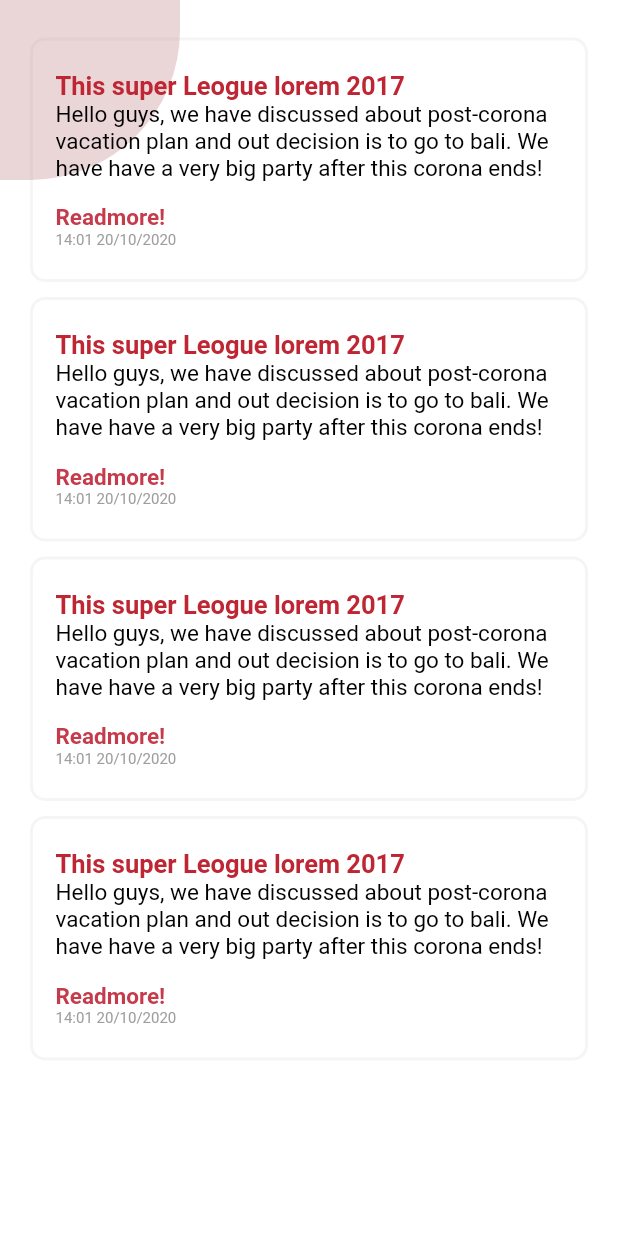
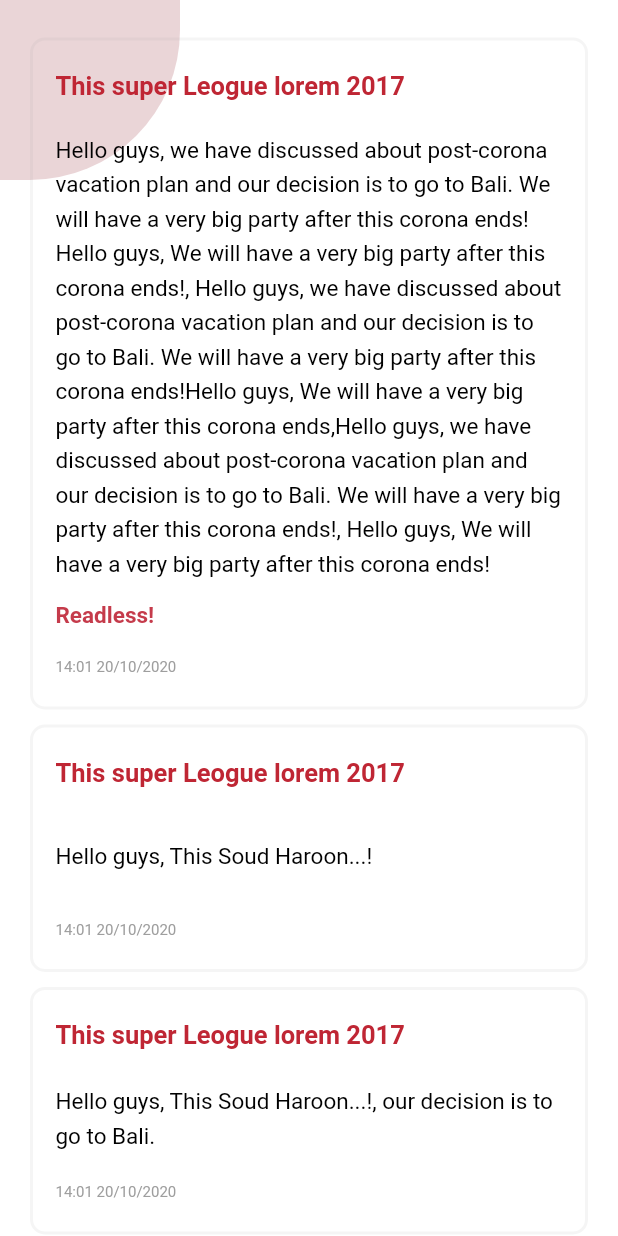
Before and after one commit to alche2014/hr_employee_flutter, a Flutter app: the MainAnnouncement screen opened directly, scrolled down 56 dp, after a tap on "Readmore!", on a phone screen of 412 x 824 dp. Run offline on Flutter 3.47's test engine with Material 2 defaults, Android fonts, the phone set to English and light mode, and no system bars; our stand-ins replace file_picker, google_fonts, image_picker, mask_text_input_formatter, percent_indicator, shared_preferences and 1 more; accounts and stored records are empty; Roboto replaces fonts that are missing (Sofia); project files that could hold a hidden picture were left out.

Commit message:
SOF-241 #comment Announcement screen and readmore added #QA

```diff
--- a/lib/main.dart
+++ b/lib/main.dart
@@ -5,8 +5,6 @@ import 'theme.dart';
 
 void main() {
   runApp(const MyApp());
-
-
 }
 
 class MyApp extends StatefulWidget {
@@ -21,8 +19,9 @@ class _MyAppState extends State<MyApp> {
   void initState() {
     super.initState();
     SystemChrome.setEnabledSystemUIMode(
-    SystemUiMode.immersiveSticky,
-  );
+      SystemUiMode.manual,
+      overlays: [SystemUiOverlay.bottom],
+    );
   }
 
   @override
@@ -35,7 +34,6 @@ class _MyAppState extends State<MyApp> {
       home: const SignIn(),
     );
   }
-
 }
 
 // home: const MainTesting(),
--- a/lib/mainApp/announcement/main_announcement.dart
+++ b/lib/mainApp/announcement/main_announcement.dart
@@ -1,7 +1,8 @@
 import 'package:flutter/material.dart';
 import 'package:hr_app/AppBar/appbar.dart';
 import 'package:hr_app/background/background.dart';
-import 'utility/list_of_data.dart';
+import 'package:hr_app/mainApp/announcement/utility/ann_card.dart';
+import 'package:hr_app/mainApp/main_home_profile/utility/content/list_of_data.dart';
 
 class MainAnnouncement extends StatelessWidget {
   const MainAnnouncement({Key? key}) : super(key: key);
@@ -20,8 +21,10 @@ class MainAnnouncement extends StatelessWidget {
             body: Padding(
               padding: const EdgeInsets.only(top: 20),
               child: ListView.builder(
-                  itemCount: annCardData.length,
-                  itemBuilder: (context, index) => annCardData[index]),
+                  itemCount: mainAnnCardData.length,
+                  itemBuilder: (context, index) {
+                    return AnnCard(mainAnnCardData[index]);
+                  }),
             ),
           ),
         ],
--- a/lib/mainApp/announcement/utility/ann_card.dart
+++ b/lib/mainApp/announcement/utility/ann_card.dart
@@ -2,22 +2,33 @@
 
 import 'package:flutter/material.dart';
 import 'package:hr_app/colors.dart';
+import 'package:hr_app/mainApp/main_home_profile/utility/content/list_of_data.dart';
 
 final darkRed = Color(0xffbf2634);
 
-class AnnCard extends StatelessWidget {
-  final String head;
-  final String body;
-  final String date;
-  AnnCard(this.head, this.body, this.date, {Key? key}) : super(key: key);
+class AnnCard extends StatefulWidget {
+  // final String head;
+  // final String body;
+  // final String date;
 
-  //reuse but with changing
+  MyAnnCard myAnnCard = MyAnnCard();
+
+  AnnCard(this.myAnnCard, {Key? key}) : super(key: key);
+
+  @override
+  State<AnnCard> createState() => _AnnCardState();
+}
+
+class _AnnCardState extends State<AnnCard> {
+  int myMaxLines = 3;
+  bool isExpaneded = false;
+
   @override
   Widget build(BuildContext context) {
-    int myMaxLines = 3;
     return Padding(
       padding: const EdgeInsets.symmetric(horizontal: 20, vertical: 5),
       child: Container(
+        height: isExpaneded == true ? null : widget.myAnnCard.body!.length > 140 ? 225 : 165,
         padding: const EdgeInsets.symmetric(horizontal: 15, vertical: 20),
         decoration: BoxDecoration(
           borderRadius: const BorderRadius.all(
@@ -26,38 +37,52 @@ class AnnCard extends StatelessWidget {
           border: Border.all(color: Colors.grey.withOpacity(0.1), width: 2),
         ),
         child: Column(
+          mainAxisAlignment: MainAxisAlignment.spaceBetween,
           crossAxisAlignment: CrossAxisAlignment.start,
           children: <Widget>[
             Text(
-              head,
+              widget.myAnnCard.head!,
               style: TextStyle(
                 color: darkRed, //color red
                 fontWeight: FontWeight.bold,
                 fontSize: 17,
               ),
             ),
+            SizedBox(height: 20),
             Column(
               crossAxisAlignment: CrossAxisAlignment.start,
               children: [
+                if(isExpaneded != true)
                 Text(
-                  body,
+                  widget.myAnnCard.body!,
                   maxLines: myMaxLines,
                   style: TextStyle(
+                    height: 1.5,
                     fontSize: 15,
                     overflow: TextOverflow.ellipsis,
                   ),
                 ),
-                if (body.length > 80)
+                if(isExpaneded == true)
+                Text(
+                  widget.myAnnCard.body!,
+                  style: TextStyle(
+                    height: 1.5,
+                    fontSize: 15,
+                  ),
+                ),
+                if (widget.myAnnCard.body!.length > 140)
                   Padding(
                     padding: const EdgeInsets.only(top: 15),
                     child: GestureDetector(
-                      onTap: () {},
+                      onTap: () {
+                        setState(() {
+                          isExpaneded = !isExpaneded;
+                        });
+                      },
                       child: Text(
-                        'Readmore!',
-                        // maxLines: 3,
+                        isExpaneded != true ? 'Readmore!' : 'Readless!',
                         style: TextStyle(
                             fontSize: 15,
-                            // overflow: TextOverflow.ellipsis,
                             fontWeight: FontWeight.bold,
                             color: kPrimaryRed),
                       ),
@@ -65,9 +90,9 @@ class AnnCard extends StatelessWidget {
                   ),
               ],
             ),
-            // SizedBox(height: 50),
+            SizedBox(height: 20),
             Text(
-              date,
+              widget.myAnnCard.date!,
               style: TextStyle(
                 fontSize: 10,
                 color: Colors.grey,
--- a/lib/mainApp/announcement/utility/list_of_data.dart
+++ /dev/null
@@ -1,20 +0,0 @@
-import 'ann_card.dart';
-
-List<AnnCard> annCardData = [
-  AnnCard(
-      'This super Leogue lorem 2017',
-      'Hello guys, we have discussed about post-corona vacation plan and out decision is to go to bali. We have have a very big party after this corona ends!',
-      '14:01 20/10/2020'),
-  AnnCard(
-      'This super Leogue lorem 2017',
-      'Hello guys, we have discussed about post-corona vacation plan and out decision is to go to bali. We have have a very big party after this corona ends!',
-      '14:01 20/10/2020'),
-  AnnCard(
-      'This super Leogue lorem 2017',
-      'Hello guys, we have discussed about post-corona vacation plan and out decision is to go to bali. We have have a very big party after this corona ends!',
-      '14:01 20/10/2020'),
-  AnnCard(
-      'This super Leogue lorem 2017',
-      'Hello guys, we have discussed about post-corona vacation plan and out decision is to go to bali. We have have a very big party after this corona ends!',
-      '14:01 20/10/2020'),
-];
--- a/lib/mainApp/leave_management/utility/showDialog.dart
+++ b/lib/mainApp/leave_management/utility/showDialog.dart
@@ -171,7 +171,11 @@ class _FromDateState extends State<FromDate> {
                   ? 'From Date'
                   : '${_fromDate!.day}/${_fromDate!.month}/${_fromDate!.year}'
                       .toString(),
-              style: TextStyle(color: Colors.grey[800]),
+              style: TextStyle(
+                  color: MediaQuery.of(context).platformBrightness ==
+                          Brightness.light
+                      ? Colors.grey
+                      : null),
             ),
           ),
         ],
@@ -223,7 +227,11 @@ class _TillDateState extends State<TillDate> {
                   ? 'Till Date'
                   : '${_tillDate!.day}/${_tillDate!.month}/${_tillDate!.year}'
                       .toString(),
-              style: TextStyle(color: Colors.grey[800]),
+              style: TextStyle(
+                  color: MediaQuery.of(context).platformBrightness ==
+                          Brightness.light
+                      ? Colors.grey
+                      : null),
             ),
           ),
         ],
--- a/pubspec.yaml
+++ b/pubspec.yaml
@@ -25,7 +25,6 @@ dependencies:
   image_picker: ^0.8.3+1
   shared_preferences: ^2.0.8
 
-
 dev_dependencies:
   flutter_test:
     sdk: flutter
```
